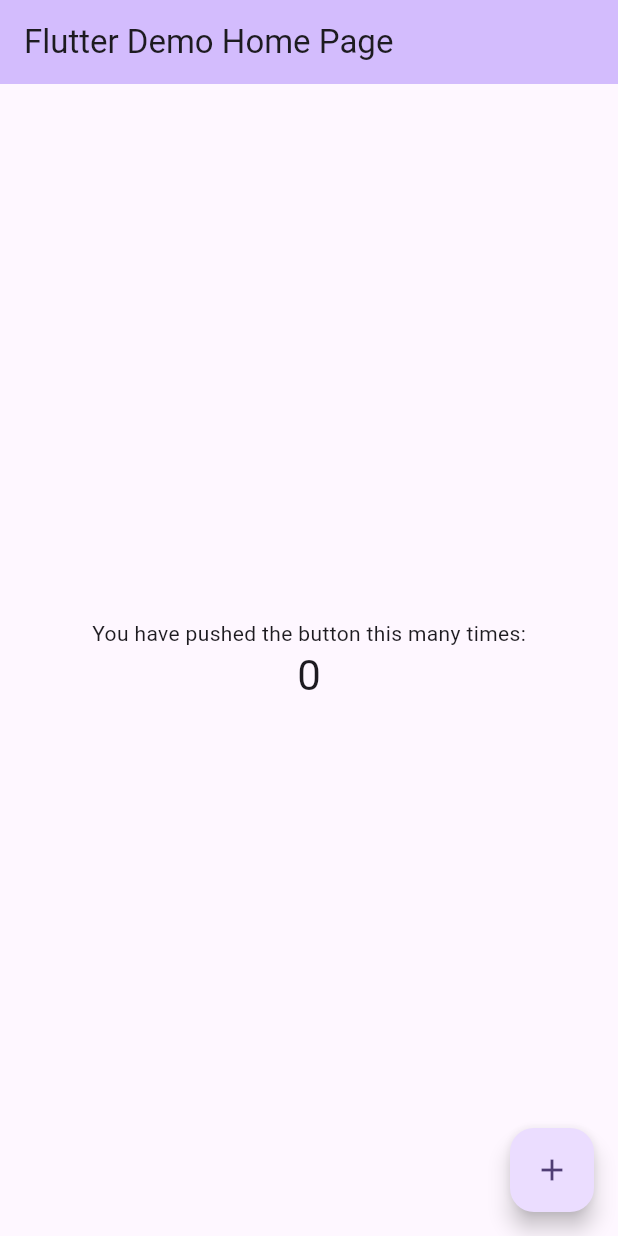
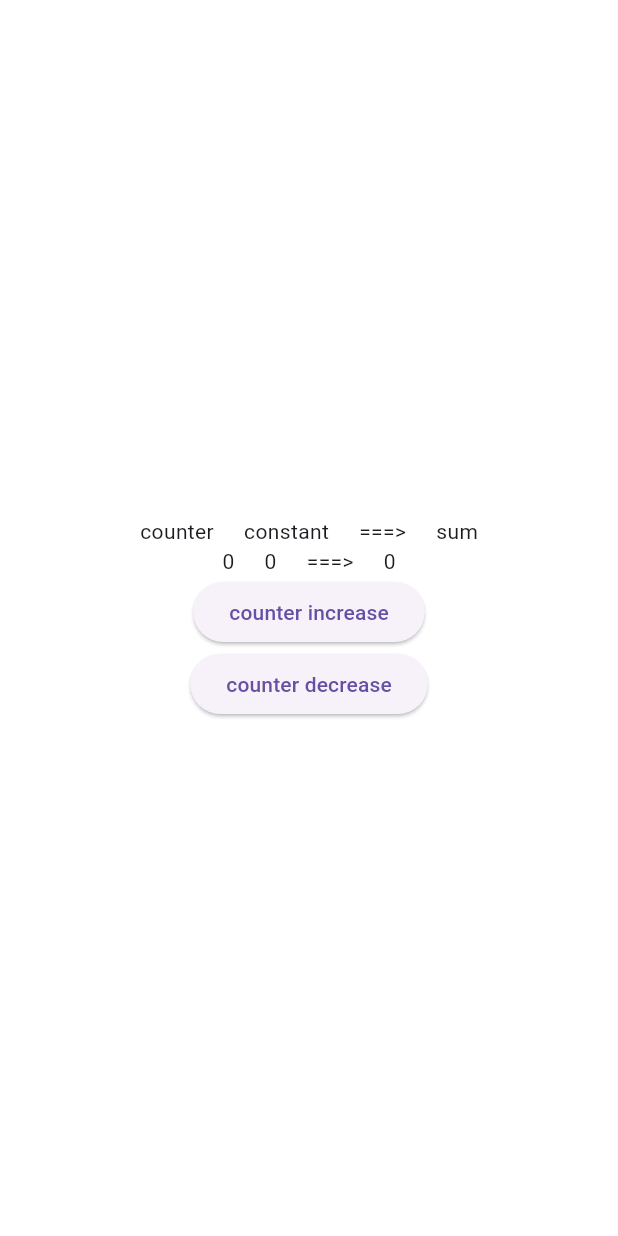
Before and after one commit to youssefwagdy18/getx_state_management_simple_app, a Flutter app: the screen it shows after launch, on a phone screen of 412 x 824 dp. Run offline on Flutter 3.47's test engine with Material 3 defaults, Android fonts, the phone set to English and light mode, and no system bars; our stand-ins replace get.

```diff
--- /dev/null
+++ b/lib/get_management.dart
@@ -0,0 +1,16 @@
+import 'package:get/get_state_manager/get_state_manager.dart';
+
+class GetControl extends GetxController{
+  int counter =0;
+  int constant =0;
+
+  void increment(){
+    counter ++;
+    update();
+  }
+  void decrement(){
+    counter--;
+    update();
+  }
+  int get sum => counter+constant;
+}
--- a/lib/main.dart
+++ b/lib/main.dart
@@ -1,125 +1,76 @@
 import 'package:flutter/material.dart';
+import 'package:get/get.dart';
+import 'package:getx_state_management/get_management.dart';
 
-void main() {
+void main(){
   runApp(const MyApp());
 }
 
-class MyApp extends StatelessWidget {
+class MyApp extends StatelessWidget{
   const MyApp({super.key});
 
-  // This widget is the root of your application.
   @override
   Widget build(BuildContext context) {
-    return MaterialApp(
-      title: 'Flutter Demo',
-      theme: ThemeData(
-        // This is the theme of your application.
-        //
-        // TRY THIS: Try running your application with "flutter run". You'll see
-        // the application has a purple toolbar. Then, without quitting the app,
-        // try changing the seedColor in the colorScheme below to Colors.green
-        // and then invoke "hot reload" (save your changes or press the "hot
-        // reload" button in a Flutter-supported IDE, or press "r" if you used
-        // the command line to start the app).
-        //
-        // Notice that the counter didn't reset back to zero; the application
-        // state is not lost during the reload. To reset the state, use hot
-        // restart instead.
-        //
-        // This works for code too, not just values: Most code changes can be
-        // tested with just a hot reload.
-        colorScheme: ColorScheme.fromSeed(seedColor: Colors.deepPurple),
-        useMaterial3: true,
-      ),
-      home: const MyHomePage(title: 'Flutter Demo Home Page'),
+    return GetMaterialApp(
+      debugShowCheckedModeBanner: false,
+      initialRoute: Home.routeName,
+      routes: {
+        Home.routeName :(context)=> Home()
+      },
     );
   }
 }
-
-class MyHomePage extends StatefulWidget {
-  const MyHomePage({super.key, required this.title});
-
-  // This widget is the home page of your application. It is stateful, meaning
-  // that it has a State object (defined below) that contains fields that affect
-  // how it looks.
-
-  // This class is the configuration for the state. It holds the values (in this
-  // case the title) provided by the parent (in this case the App widget) and
-  // used by the build method of the State. Fields in a Widget subclass are
-  // always marked "final".
-
-  final String title;
-
-  @override
-  State<MyHomePage> createState() => _MyHomePageState();
-}
-
-class _MyHomePageState extends State<MyHomePage> {
-  int _counter = 0;
-
-  void _incrementCounter() {
-    setState(() {
-      // This call to setState tells the Flutter framework that something has
-      // changed in this State, which causes it to rerun the build method below
-      // so that the display can reflect the updated values. If we changed
-      // _counter without calling setState(), then the build method would not be
-      // called again, and so nothing would appear to happen.
-      _counter++;
-    });
-  }
-
+class Home extends StatelessWidget {
+  static const String routeName ='home';
+  Home({super.key});
+  final GetControl controller = Get.put(GetControl());
   @override
   Widget build(BuildContext context) {
-    // This method is rerun every time setState is called, for instance as done
-    // by the _incrementCounter method above.
-    //
-    // The Flutter framework has been optimized to make rerunning build methods
-    // fast, so that you can just rebuild anything that needs updating rather
-    // than having to individually change instances of widgets.
     return Scaffold(
-      appBar: AppBar(
-        // TRY THIS: Try changing the color here to a specific color (to
-        // Colors.amber, perhaps?) and trigger a hot reload to see the AppBar
-        // change color while the other colors stay the same.
-        backgroundColor: Theme.of(context).colorScheme.inversePrimary,
-        // Here we take the value from the MyHomePage object that was created by
-        // the App.build method, and use it to set our appbar title.
-        title: Text(widget.title),
-      ),
+      backgroundColor: Colors.white,
       body: Center(
-        // Center is a layout widget. It takes a single child and positions it
-        // in the middle of the parent.
         child: Column(
-          // Column is also a layout widget. It takes a list of children and
-          // arranges them vertically. By default, it sizes itself to fit its
-          // children horizontally, and tries to be as tall as its parent.
-          //
-          // Column has various properties to control how it sizes itself and
-          // how it positions its children. Here we use mainAxisAlignment to
-          // center the children vertically; the main axis here is the vertical
-          // axis because Columns are vertical (the cross axis would be
-          // horizontal).
-          //
-          // TRY THIS: Invoke "debug painting" (choose the "Toggle Debug Paint"
-          // action in the IDE, or press "p" in the console), to see the
-          // wireframe for each widget.
-          mainAxisAlignment: MainAxisAlignment.center,
-          children: <Widget>[
-            const Text(
-              'You have pushed the button this many times:',
+          mainAxisSize: MainAxisSize.min,
+          children: [
+            const Row(
+              mainAxisAlignment:  MainAxisAlignment.center,
+              children: [
+                Text('counter'),
+                SizedBox(width: 20,),
+                Text('constant'),
+                SizedBox(width: 20,),
+                Text("===>"),
+                SizedBox(width: 20,),
+                Text('sum')
+              ],
             ),
-            Text(
-              '$_counter',
-              style: Theme.of(context).textTheme.headlineMedium,
+            GetBuilder<GetControl>(
+              init: GetControl(),
+              builder: (control){
+                return  Row(
+                  mainAxisAlignment:  MainAxisAlignment.center,
+                  children: [
+                    Text('${control.counter}'),
+                    const SizedBox(width: 20,),
+                    Text('${control.constant}'),
+                    const SizedBox(width: 20,),
+                    const Text("===>"),
+                    const SizedBox(width: 20,),
+                    Text('${control.sum}')
+                  ],
+                );
+              },
+
             ),
+            ElevatedButton(onPressed: (){
+              controller.increment();
+            }, child: const Text("counter increase")),
+            ElevatedButton(onPressed: (){
+              controller.decrement();
+            }, child: const Text("counter decrease")),
           ],
         ),
       ),
-      floatingActionButton: FloatingActionButton(
-        onPressed: _incrementCounter,
-        tooltip: 'Increment',
-        child: const Icon(Icons.add),
-      ), // This trailing comma makes auto-formatting nicer for build methods.
     );
   }
 }
--- a/pubspec.yaml
+++ b/pubspec.yaml
@@ -35,6 +35,7 @@ dependencies:
   # The following adds the Cupertino Icons font to your application.
   # Use with the CupertinoIcons class for iOS style icons.
   cupertino_icons: ^1.0.8
+  get: ^4.6.6
 
 dev_dependencies:
   flutter_test:
```
Also changed, not shown: pubspec.lock.
